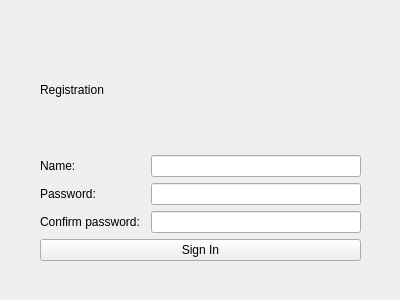
This is client/include/reg_window.ui in cowboymalboro1884/MessLess as Qt 5 draws it before an edit. The edited form follows.
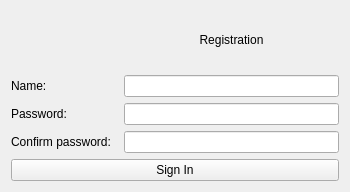
This is the edited form.

Diff of the .ui file:
```diff
--- a/client/include/reg_window.ui
+++ b/client/include/reg_window.ui
@@ -2,27 +2,45 @@
 <ui version="4.0">
  <class>reg_window</class>
  <widget class="QWidget" name="reg_window">
+  <property name="windowModality">
+   <enum>Qt::NonModal</enum>
+  </property>
   <property name="geometry">
    <rect>
     <x>0</x>
     <y>0</y>
-    <width>400</width>
-    <height>300</height>
+    <width>350</width>
+    <height>192</height>
    </rect>
   </property>
+  <property name="minimumSize">
+   <size>
+    <width>350</width>
+    <height>192</height>
+   </size>
+  </property>
+  <property name="maximumSize">
+   <size>
+    <width>350</width>
+    <height>192</height>
+   </size>
+  </property>
   <property name="windowTitle">
    <string>Form</string>
   </property>
-  <widget class="QWidget" name="gridLayoutWidget">
-   <property name="geometry">
-    <rect>
-     <x>40</x>
-     <y>30</y>
-     <width>321</width>
-     <height>231</height>
-    </rect>
-   </property>
+  <layout class="QHBoxLayout" name="horizontalLayout">
+   <item>
    <layout class="QGridLayout" name="gridLayout">
+     <property name="sizeConstraint">
+      <enum>QLayout::SetDefaultConstraint</enum>
+     </property>
+     <item row="2" column="0">
+      <widget class="QLabel" name="label_Password">
+       <property name="text">
+        <string>Password:</string>
+       </property>
+      </widget>
+     </item>
     <item row="4" column="0" colspan="3">
      <widget class="QPushButton" name="pushButtonSignIn">
       <property name="text">
@@ -30,23 +48,12 @@
       </property>
      </widget>
     </item>
-    <item row="0" column="0" colspan="3">
-     <widget class="QLabel" name="label_Welcome">
-      <property name="text">
-       <string>Registration</string>
-      </property>
-     </widget>
-    </item>
-    <item row="1" column="0">
-     <widget class="QLabel" name="label_Name">
-      <property name="text">
-       <string>Name:</string>
-      </property>
-     </widget>
-    </item>
     <item row="2" column="1" colspan="2">
      <widget class="QLineEdit" name="passwordLineEdit"/>
     </item>
+     <item row="1" column="1" colspan="2">
+      <widget class="QLineEdit" name="nameLineEdit"/>
+     </item>
     <item row="3" column="0">
      <widget class="QLabel" name="label_Confirm">
       <property name="text">
@@ -57,18 +64,26 @@
     <item row="3" column="1" colspan="2">
      <widget class="QLineEdit" name="confirmLineEdit"/>
     </item>
-    <item row="2" column="0">
-     <widget class="QLabel" name="label_Password">
+     <item row="1" column="0">
+      <widget class="QLabel" name="label_Name">
       <property name="text">
-       <string>Password:</string>
+        <string>Name:</string>
       </property>
      </widget>
     </item>
-    <item row="1" column="1" colspan="2">
-     <widget class="QLineEdit" name="nameLineEdit"/>
-    </item>
-   </layout>
-  </widget>
+     <item row="0" column="1" colspan="2">
+      <widget class="QLabel" name="label_Welcome">
+       <property name="text">
+        <string>Registration</string>
+       </property>
+       <property name="alignment">
+        <set>Qt::AlignCenter</set>
+       </property>
+      </widget>
+     </item>
+    </layout>
+   </item>
+  </layout>
  </widget>
  <resources/>
  <connections/>
```
Lines whose indentation alone changed are shown as unchanged.
